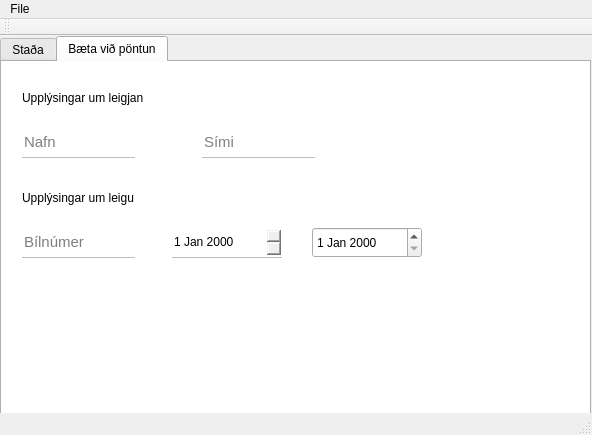
The window that desktop/mainwindow.ui (gudmunduro/lokaverkefni) describes before a commit, drawn with Qt 5.
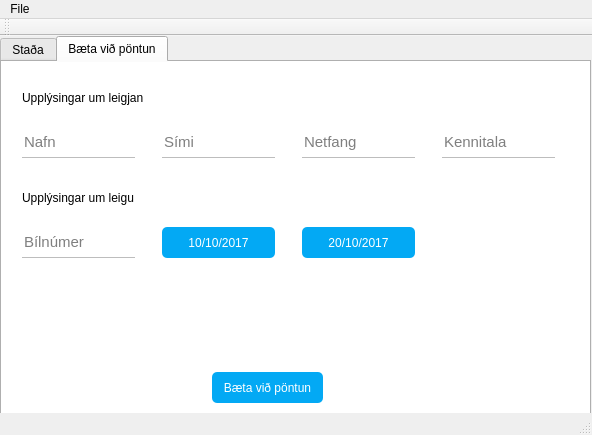
The same window after the commit.

Diff of the .ui file:
```diff
--- a/desktop/mainwindow.ui
+++ b/desktop/mainwindow.ui
@@ -176,7 +176,7 @@
      <widget class="QLineEdit" name="lineEdit_3">
       <property name="geometry">
        <rect>
-        <x>200</x>
+        <x>160</x>
         <y>65</y>
         <width>113</width>
         <height>31</height>
@@ -228,33 +228,114 @@
        <string>Upplýsingar um leigu</string>
       </property>
      </widget>
-     <widget class="QDateEdit" name="dateEdit">
+     <widget class="QLineEdit" name="lineEdit_5">
       <property name="geometry">
        <rect>
-        <x>170</x>
+        <x>300</x>
+        <y>65</y>
+        <width>113</width>
+        <height>31</height>
+       </rect>
+      </property>
+      <property name="placeholderText">
+       <string>Netfang</string>
+      </property>
+     </widget>
+     <widget class="QLineEdit" name="lineEdit_6">
+      <property name="geometry">
+       <rect>
+        <x>440</x>
+        <y>65</y>
+        <width>113</width>
+        <height>31</height>
+       </rect>
+      </property>
+      <property name="placeholderText">
+       <string>Kennitala</string>
+      </property>
+     </widget>
+     <widget class="QPushButton" name="pushButton">
+      <property name="geometry">
+       <rect>
+        <x>160</x>
         <y>165</y>
-        <width>110</width>
+        <width>113</width>
         <height>31</height>
        </rect>
       </property>
       <property name="styleSheet">
-       <string notr="true">QDateEdit{
+       <string notr="true">QPushButton{
+	background-color: #03A9F4;
+	color: white;
 	border: none;
-	border-bottom: 1px solid #BDBDBD;
+	border-radius: 5px;
+	font-size: 9pt;
+}
+QPushButton:hover{
+	background-color: #0288D1;
+}
+QPushButton:pressed{
+	background-color: black;
 }</string>
       </property>
+      <property name="text">
+       <string>10/10/2017</string>
+      </property>
      </widget>
-     <widget class="QDateEdit" name="dateEdit_2">
+     <widget class="QPushButton" name="pushButton_3">
       <property name="geometry">
        <rect>
-        <x>310</x>
+        <x>300</x>
         <y>165</y>
-        <width>110</width>
+        <width>113</width>
         <height>31</height>
        </rect>
       </property>
-      <property name="alignment">
-       <set>Qt::AlignLeading|Qt::AlignLeft|Qt::AlignVCenter</set>
+      <property name="styleSheet">
+       <string notr="true">QPushButton{
+	background-color: #03A9F4;
+	color: white;
+	border: none;
+	border-radius: 5px;
+	font-size: 9pt;
+}
+QPushButton:hover{
+	background-color: #0288D1;
+}
+QPushButton:pressed{
+	background-color: black;
+}</string>
+      </property>
+      <property name="text">
+       <string>20/10/2017</string>
+      </property>
+     </widget>
+     <widget class="QPushButton" name="pushButton_4">
+      <property name="geometry">
+       <rect>
+        <x>210</x>
+        <y>310</y>
+        <width>111</width>
+        <height>31</height>
+       </rect>
+      </property>
+      <property name="styleSheet">
+       <string notr="true">QPushButton{
+	background-color: #03A9F4;
+	color: white;
+	border: none;
+	border-radius: 5px;
+	font-size: 9pt;
+}
+QPushButton:hover{
+	background-color: #0288D1;
+}
+QPushButton:pressed{
+	background-color: black;
+}</string>
+      </property>
+      <property name="text">
+       <string>Bæta við pöntun</string>
       </property>
      </widget>
     </widget>
```
